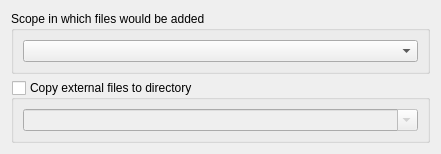
testmana2/mks, file v2/branches/dev/monkey/src/xupmanager/gui/XUPAddFiles.ui: the form before one commit.
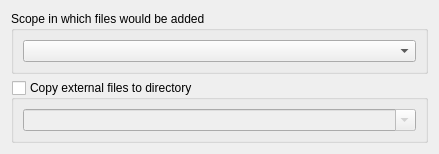
The form after the commit. Custom widgets are drawn as their Qt base class.

Diff of the .ui file:
```diff
--- a/v2/branches/dev/monkey/src/xupmanager/gui/XUPAddFiles.ui
+++ b/v2/branches/dev/monkey/src/xupmanager/gui/XUPAddFiles.ui
@@ -6,8 +6,8 @@
    <rect>
     <x>0</x>
     <y>0</y>
-    <width>441</width>
-    <height>145</height>
+    <width>439</width>
+    <height>143</height>
    </rect>
   </property>
   <property name="windowTitle">
```
Left out of the diff: 2 changed lines with no effect on the pictures.
